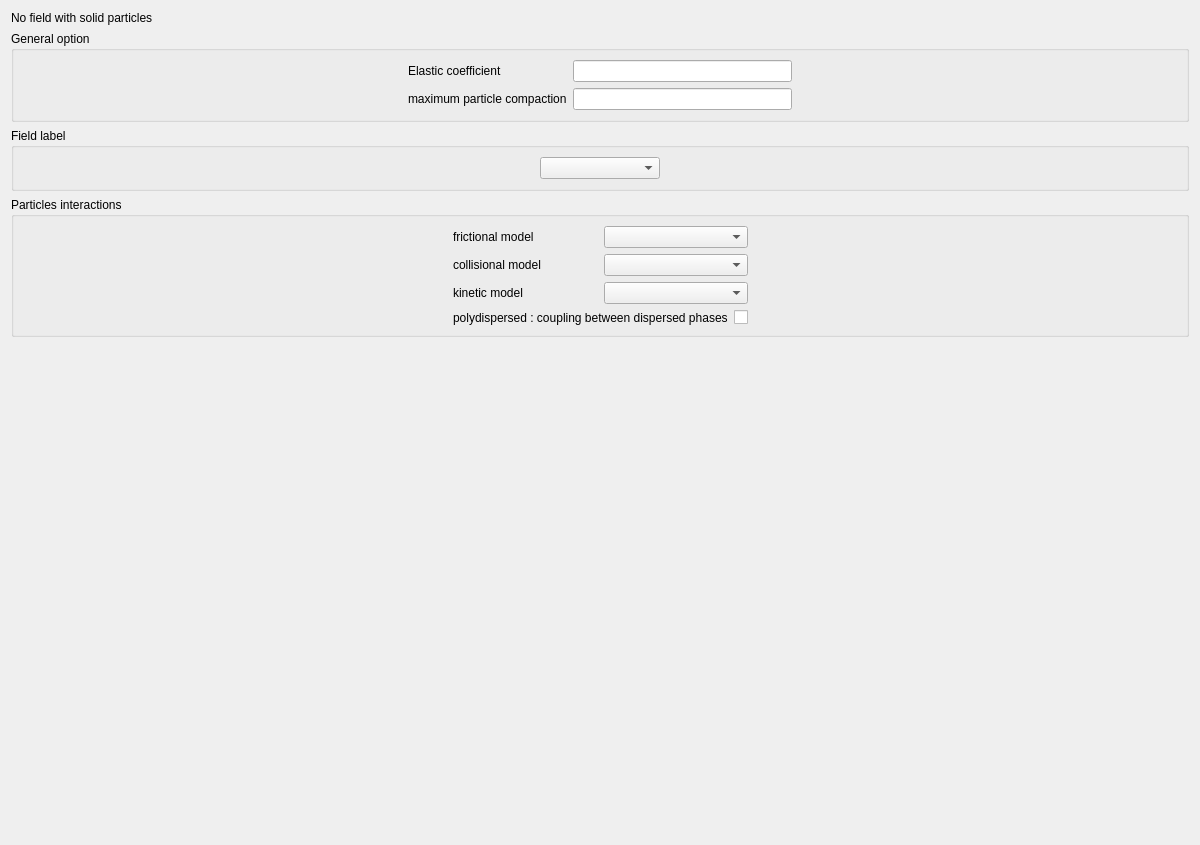
code-saturne/code_saturne, file python/code_saturne/gui/case/Solid.ui: the form before one commit.
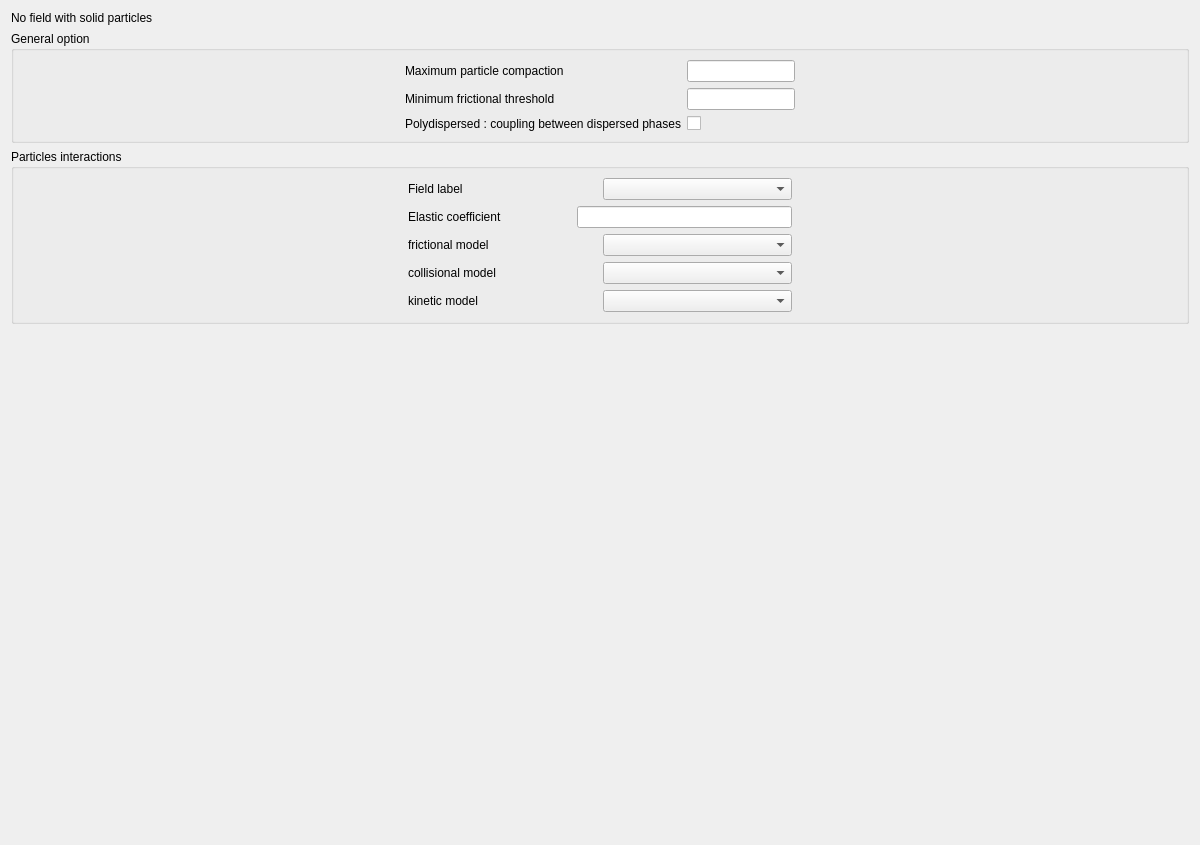
The form after the commit.

Commit message: [GUI] Update Paticle-laden flows parameters for NCFD

```diff
--- a/python/code_saturne/gui/case/Solid.ui
+++ b/python/code_saturne/gui/case/Solid.ui
@@ -45,22 +45,36 @@
         <item row="1" column="0">
          <widget class="QLabel" name="label_4">
           <property name="text">
-           <string>maximum particle compaction</string>
+           <string>Maximum particle compaction</string>
+          </property>
+         </widget>
+        </item>
+        <item row="3" column="0">
+         <widget class="QLabel" name="labelCoupling">
+          <property name="text">
+           <string>Polydispersed : coupling between dispersed phases</string>
           </property>
          </widget>
         </item>
         <item row="1" column="1">
          <widget class="QLineEdit" name="lineEditCompaction"/>
         </item>
-        <item row="0" column="0">
-         <widget class="QLabel" name="label_5">
+        <item row="3" column="1">
+         <widget class="QCheckBox" name="checkBoxCoupling">
           <property name="text">
-           <string>Elastic coefficient</string>
+           <string/>
           </property>
          </widget>
         </item>
-        <item row="0" column="1">
-         <widget class="QLineEdit" name="lineEditElastCoef"/>
+        <item row="2" column="0">
+         <widget class="QLabel" name="label_7">
+          <property name="text">
+           <string>Minimum frictional threshold</string>
+          </property>
+         </widget>
+        </item>
+        <item row="2" column="1">
+         <widget class="QLineEdit" name="lineEditFrictonalThres"/>
         </item>
        </layout>
       </item>
@@ -80,51 +94,6 @@
      </layout>
     </widget>
    </item>
-   <item>
-    <widget class="QGroupBox" name="groupBoxField">
-     <property name="title">
-      <string>Field label</string>
-     </property>
-     <layout class="QGridLayout" name="gridLayout_2">
-      <item row="0" column="1">
-       <widget class="QComboBox" name="comboBoxField">
-        <property name="minimumSize">
-         <size>
-          <width>120</width>
-          <height>0</height>
-         </size>
-        </property>
-       </widget>
-      </item>
-      <item row="0" column="2">
-       <spacer name="horizontalSpacer_8">
-        <property name="orientation">
-         <enum>Qt::Horizontal</enum>
-        </property>
-        <property name="sizeHint" stdset="0">
-         <size>
-          <width>263</width>
-          <height>20</height>
-         </size>
-        </property>
-       </spacer>
-      </item>
-      <item row="0" column="0">
-       <spacer name="horizontalSpacer_7">
-        <property name="orientation">
-         <enum>Qt::Horizontal</enum>
-        </property>
-        <property name="sizeHint" stdset="0">
-         <size>
-          <width>264</width>
-          <height>20</height>
-         </size>
-        </property>
-       </spacer>
-      </item>
-     </layout>
-    </widget>
-   </item>
    <item>
     <widget class="QGroupBox" name="groupBoxInteractions">
      <property name="title">
@@ -146,6 +115,41 @@
       </item>
       <item>
        <layout class="QVBoxLayout" name="verticalLayout">
+        <item>
+         <layout class="QHBoxLayout" name="horizontalLayout_9">
+          <item>
+           <widget class="QLabel" name="label_6">
+            <property name="text">
+             <string>Field label</string>
+            </property>
+           </widget>
+          </item>
+          <item>
+           <widget class="QComboBox" name="comboBoxField">
+            <property name="minimumSize">
+             <size>
+              <width>120</width>
+              <height>0</height>
+             </size>
+            </property>
+           </widget>
+          </item>
+         </layout>
+        </item>
+        <item>
+         <layout class="QHBoxLayout" name="horizontalLayout_8">
+          <item>
+           <widget class="QLabel" name="label_5">
+            <property name="text">
+             <string>Elastic coefficient                     </string>
+            </property>
+           </widget>
+          </item>
+          <item>
+           <widget class="QLineEdit" name="lineEditElastCoef"/>
+          </item>
+         </layout>
+        </item>
         <item>
          <layout class="QHBoxLayout" name="horizontalLayout">
           <item>
@@ -189,22 +193,7 @@
          </layout>
         </item>
         <item>
-         <layout class="QHBoxLayout" name="horizontalLayout_5">
-          <item>
-           <widget class="QLabel" name="labelCoupling">
-            <property name="text">
-             <string>polydispersed : coupling between dispersed phases</string>
-            </property>
-           </widget>
-          </item>
-          <item>
-           <widget class="QCheckBox" name="checkBoxCoupling">
-            <property name="text">
-             <string/>
-            </property>
-           </widget>
-          </item>
-         </layout>
+         <layout class="QHBoxLayout" name="horizontalLayout_5"/>
         </item>
        </layout>
       </item>
```
The commit also changes 7 other files.
